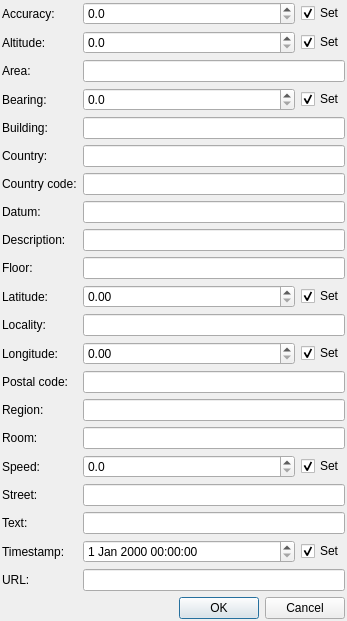
Old version of the form src/plugins/azoth/components/dialogs/locationdialog.ui in the repository 0xd34df00d/leechcraft.
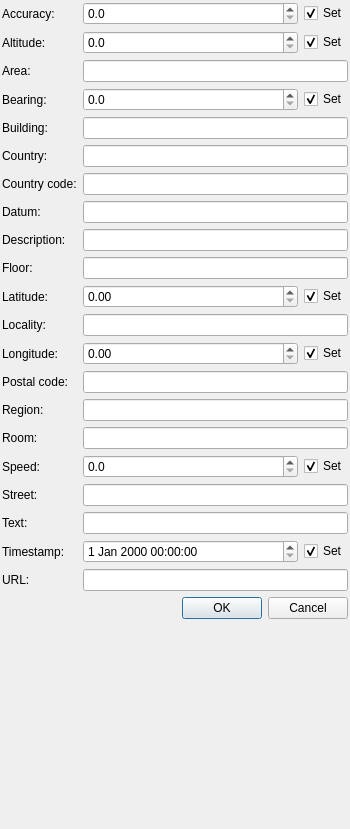
New version of the form.

```diff
--- a/src/plugins/azoth/components/dialogs/locationdialog.ui
+++ b/src/plugins/azoth/components/dialogs/locationdialog.ui
@@ -6,8 +6,8 @@
    <rect>
     <x>0</x>
     <y>0</y>
-    <width>347</width>
-    <height>608</height>
+    <width>350</width>
+    <height>829</height>
    </rect>
   </property>
   <property name="windowTitle">
```
Left out of the diff: 11 changed lines with no effect on the pictures.
